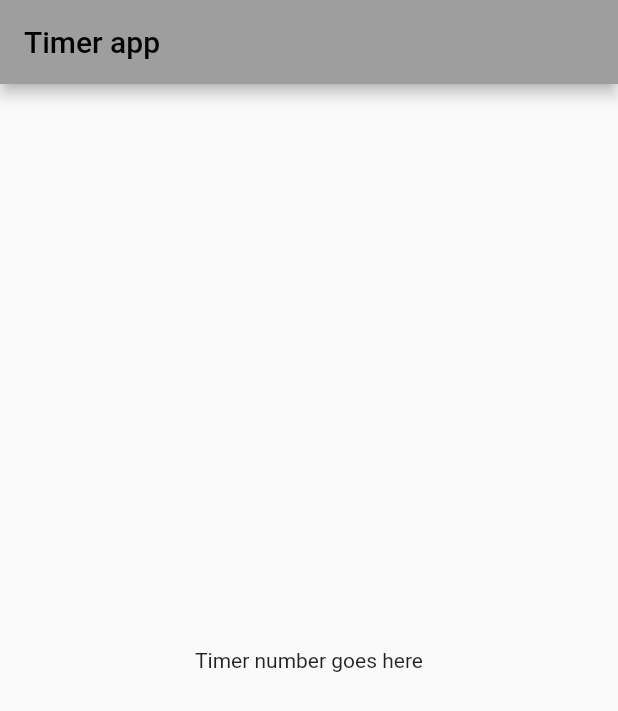
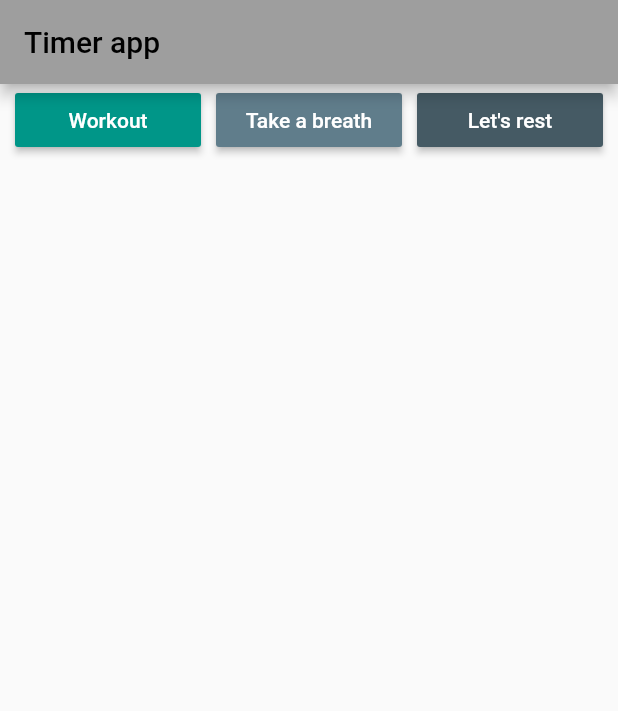
Before and after one commit to sanjeevjayasurya/timer, a Flutter app: the screen it shows after launch, on a phone screen of 412 x 824 dp. Shown: the top 711 px of the screen. Run offline on Flutter 3.47's test engine with Material 2 defaults, Android fonts, the phone set to English and light mode, and no system bars.

Commit message:
feat: add secondary buttons on top of the screen

```diff
--- a/lib/main.dart
+++ b/lib/main.dart
@@ -1,4 +1,5 @@
 import 'package:flutter/material.dart';
+import 'package:timer_new/widgets.dart';
 
 void main() {
   runApp(const MyApp());
@@ -19,6 +20,9 @@ class MyApp extends StatelessWidget {
 }
 
 class HomePage extends StatelessWidget {
+  final double defaultPadding = 5.0;
+  void emptyMethod() {}
+
   const HomePage({Key? key}) : super(key: key);
 
   @override
@@ -27,8 +31,47 @@ class HomePage extends StatelessWidget {
         appBar: AppBar(
           title: Text('Timer app'),
         ),
-        body: Center(
-          child: Text('Timer number goes here'),
-        ));
+        body: Column(children: [
+          Row(
+            children: [
+              Padding(
+                padding: EdgeInsets.all(defaultPadding),
+              ),
+              Expanded(
+                  child: Button(
+                color: Color(0xff009688),
+                text: "Workout",
+                onPressed: emptyMethod,
+                size: 4.0,
+                textColor: Colors.white,
+              )),
+              Padding(
+                padding: EdgeInsets.all(defaultPadding),
+              ),
+              Expanded(
+                  child: Button(
+                color: Color(0xff607D8B),
+                text: "Take a breath",
+                onPressed: emptyMethod,
+                size: 4.0,
+                textColor: Colors.white,
+              )),
+              Padding(
+                padding: EdgeInsets.all(defaultPadding),
+              ),
+              Expanded(
+                  child: Button(
+                color: Color(0xff455A64),
+                text: "Let's rest",
+                onPressed: emptyMethod,
+                size: 4.0,
+                textColor: Colors.white,
+              )),
+              Padding(
+                padding: EdgeInsets.all(defaultPadding),
+              ),
+            ],
+          ),
+        ]));
   }
 }
--- a/lib/widgets.dart
+++ b/lib/widgets.dart
@@ -8,11 +8,11 @@ class Button extends StatelessWidget {
   final VoidCallback onPressed;
 
   Button(
-      {@required this.color,
-      @required this.textColor,
-      @required this.text,
-      @required this.size,
-      @required this.onPressed});
+      {required this.color,
+      required this.textColor,
+      required this.text,
+      required this.size,
+      required this.onPressed});
 
   @override
   Widget build(BuildContext context) {
```
